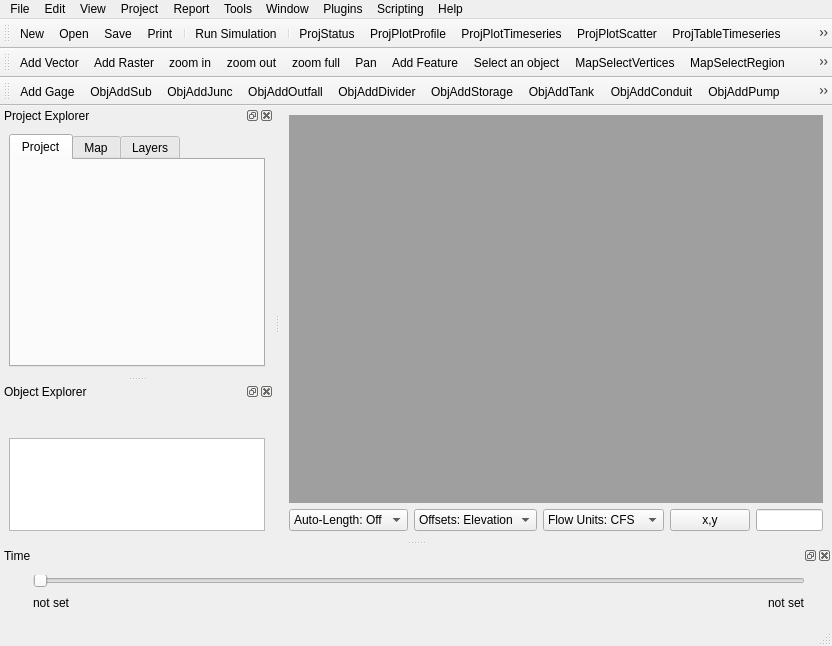
This is src/ui/frmMainDesigner.ui in USEPA/SWMM-EPANET_User_Interface as Qt 5 draws it before an edit. The edited form follows.
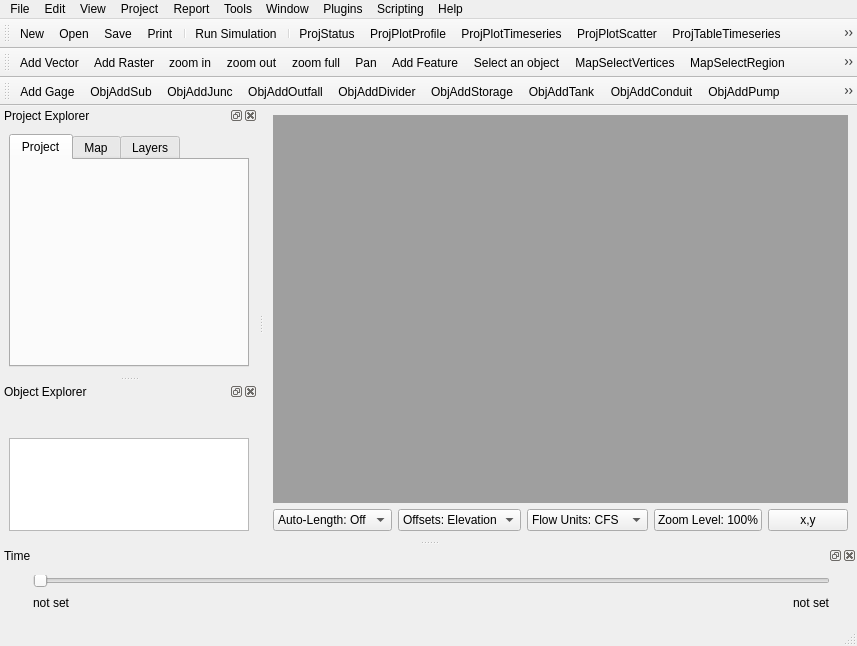
This is the edited form. Icons and pictures are not drawn.

What changed in the file:
```diff
--- a/src/ui/frmMainDesigner.ui
+++ b/src/ui/frmMainDesigner.ui
@@ -96,6 +96,13 @@
         </item>
        </widget>
       </item>
+      <item>
+       <widget class="QPushButton" name="btnZoom100">
+        <property name="text">
+         <string>Zoom Level: 100%</string>
+        </property>
+       </widget>
+      </item>
       <item>
        <widget class="QPushButton" name="btnCoord">
         <property name="text">
@@ -103,16 +110,6 @@
         </property>
        </widget>
       </item>
-      <item>
-       <widget class="QLineEdit" name="txtCrs">
-        <property name="alignment">
-         <set>Qt::AlignRight|Qt::AlignTrailing|Qt::AlignVCenter</set>
-        </property>
-        <property name="readOnly">
-         <bool>true</bool>
-        </property>
-       </widget>
-      </item>
       <item>
        <spacer name="horizontalSpacer">
         <property name="orientation">
```
Left out of the diff: 51 changed lines with no effect on the pictures.
